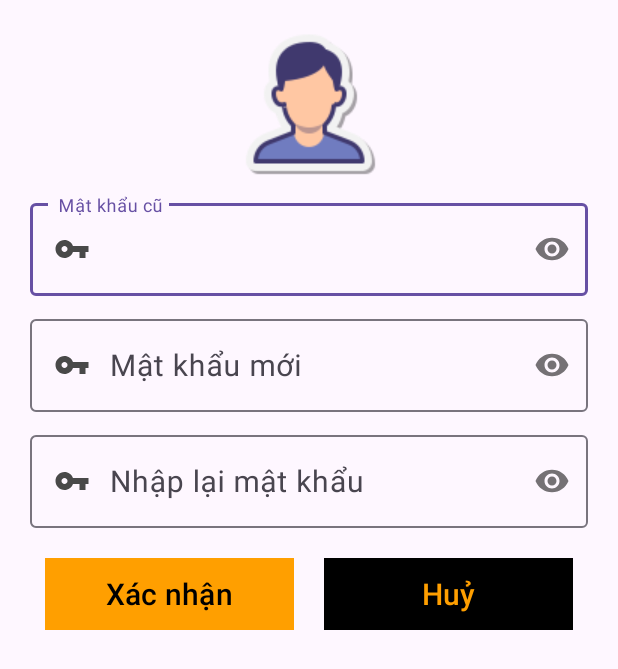
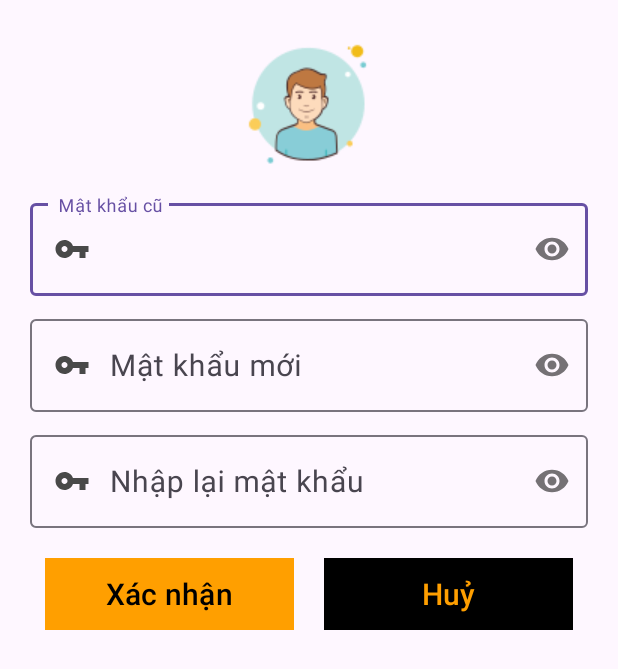
Before and after one commit to Sidv1405/Library-Management, an Android app: the layout fragment_doimatkhau.xml on its own in the app's theme, with its tools: preview values and no code run, on a phone screen of 412 x 824 dp. Shown: the top 669 px of the screen. Run offline under Robolectric (Android 15) with nearby library versions, the phone set to English and light mode, and no system bars.

Commit message:
Small fix

```diff
--- a/app/src/main/res/layout/activity_login.xml
+++ b/app/src/main/res/layout/activity_login.xml
@@ -33,9 +33,9 @@
         android:layout_marginBottom="20dp">
 
         <ImageView
-            android:layout_width="wrap_content"
-            android:layout_height="wrap_content"
-            android:src="@drawable/login_company_100_black" />
+            android:layout_width="150dp"
+            android:layout_height="150dp"
+            android:src="@drawable/ic_library" />
 
         <TextView
             android:layout_width="match_parent"
--- a/app/src/main/res/layout/activity_welcome_screen.xml
+++ b/app/src/main/res/layout/activity_welcome_screen.xml
@@ -18,7 +18,7 @@
     <TextView
         android:layout_width="wrap_content"
         android:layout_height="wrap_content"
-        android:text="FPOLY SOFTWARE COMPANY"
+        android:text="Thư viện Phương Nam"
         android:textColor="@color/red"
         android:textSize="29sp"
         android:textStyle="bold" />
--- a/app/src/main/res/layout/fragment_doimatkhau.xml
+++ b/app/src/main/res/layout/fragment_doimatkhau.xml
@@ -20,7 +20,7 @@
             android:layout_gravity="center"
             android:layout_marginTop="10dp"
             android:layout_marginBottom="10dp"
-            android:src="@drawable/menu_avatar" />
+            android:src="@drawable/ic_human" />
 
         <LinearLayout
             android:layout_width="match_parent"
@@ -61,7 +61,7 @@
                     app:passwordToggleEnabled="true">
 
                     <com.google.android.material.textfield.TextInputEditText
-                        android:id="@+id/password"
+                        android:id="@+id/newPass"
                         android:layout_width="match_parent"
                         android:layout_height="wrap_content"
                         android:layout_marginTop="10dp"
@@ -80,7 +80,7 @@
                     app:passwordToggleEnabled="true">
 
                     <com.google.android.material.textfield.TextInputEditText
-                        android:id="@+id/rePassword"
+                        android:id="@+id/reNewPass"
                         android:layout_width="match_parent"
                         android:layout_height="wrap_content"
                         android:layout_marginTop="10dp"
@@ -100,7 +100,7 @@
                 android:layout_margin="10dp">
 
                 <Button
-                    android:id="@+id/btnXacNhanThemTV"
+                    android:id="@+id/btnXacNhanDMK"
                     android:layout_width="match_parent"
                     android:layout_height="wrap_content"
                     android:layout_margin="10dp"
@@ -112,7 +112,7 @@
                     app:backgroundTint="@null" />
 
                 <Button
-                    android:id="@+id/btnHuyThemTV"
+                    android:id="@+id/btnHuyDMK"
                     android:layout_width="match_parent"
                     android:layout_height="wrap_content"
                     android:layout_margin="10dp"
--- a/app/src/main/res/layout/fragment_qlphieumuon.xml
+++ b/app/src/main/res/layout/fragment_qlphieumuon.xml
@@ -17,13 +17,13 @@
 
     <com.google.android.material.floatingactionbutton.FloatingActionButton
         android:id="@+id/fabAddPM"
-        android:layout_width="match_parent"
+        android:layout_width="wrap_content"
         android:layout_height="wrap_content"
         android:layout_gravity="bottom|end"
         app:layout_anchorGravity="bottom|end"
         android:layout_marginBottom="55dp"
         android:layout_marginRight="20dp"
         android:backgroundTint="#FF9F00"
-        android:src="@drawable/frag_qlpm_ic_add"/>
+        android:src="@drawable/frag_qlpm_ic_add" />
 
 </androidx.coordinatorlayout.widget.CoordinatorLayout>
--- a/app/src/main/res/layout/fragment_themnguoidung.xml
+++ b/app/src/main/res/layout/fragment_themnguoidung.xml
@@ -20,7 +20,7 @@
             android:layout_gravity="center"
             android:layout_marginTop="10dp"
             android:layout_marginBottom="10dp"
-            android:src="@drawable/menu_avatar" />
+            android:src="@drawable/ic_human" />
 
         <LinearLayout
             android:layout_width="match_parent"
--- a/app/src/main/res/layout/item_thanhvien.xml
+++ b/app/src/main/res/layout/item_thanhvien.xml
@@ -19,8 +19,8 @@
 
         <ImageView
             android:id="@+id/ivhinh"
-            android:layout_width="85dp"
-            android:layout_height="85dp"
+            android:layout_width="100dp"
+            android:layout_height="100dp"
             android:layout_marginTop="10dp"
             android:src="@drawable/ic_customers" />
 
```
Also changed, not shown: app/src/main/res/layout/nav_header.xml (+3 -4 lines), app/src/main/res/drawable/ic_honor.png, app/src/main/res/drawable/ic_human.png (added), app/src/main/res/drawable/ic_library.png (added), app/src/main/res/drawable/login_company_100_black.png (deleted), app/src/main/res/drawable/menu_avatar.png.
